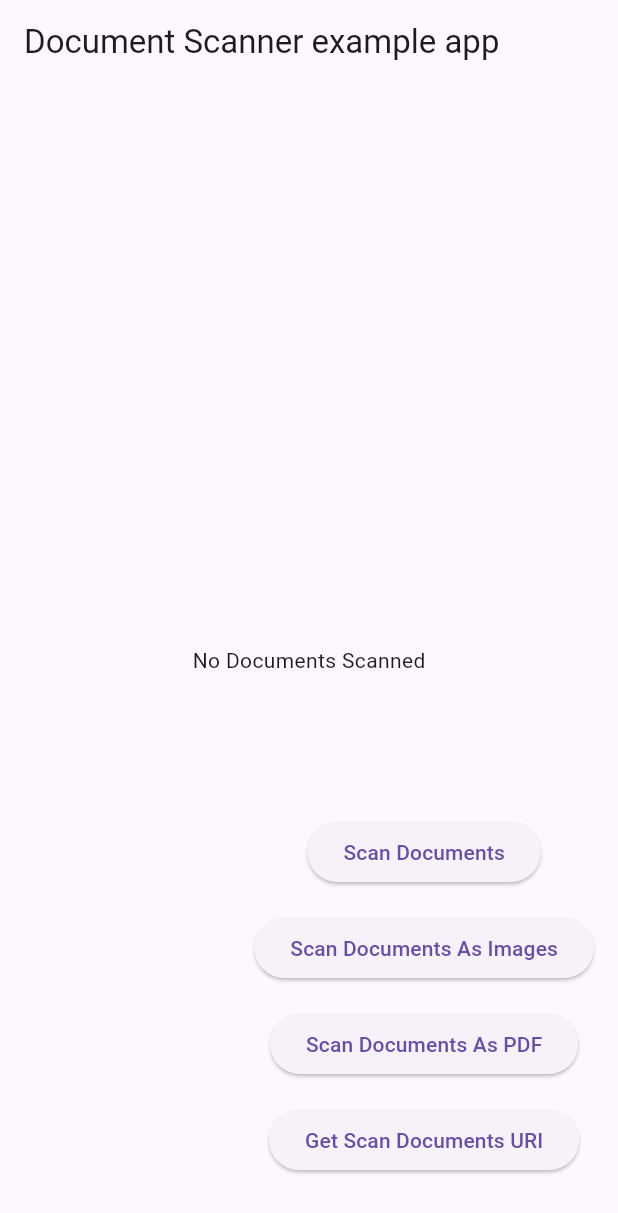
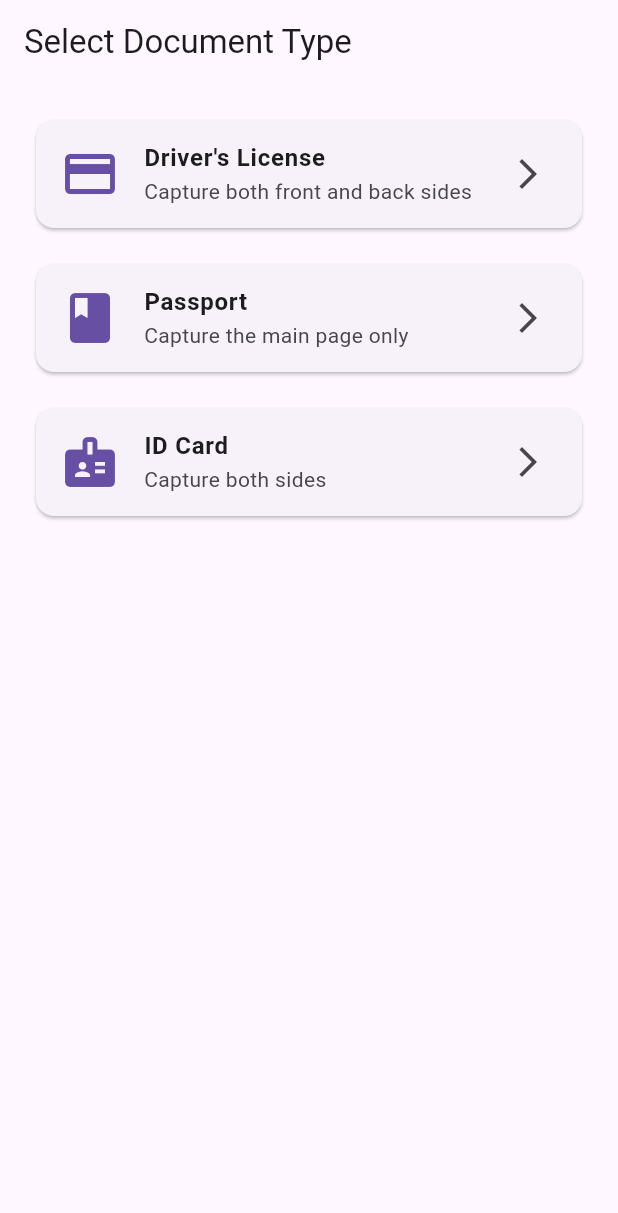
Before and after one commit to Le-atuan/upload-images-feature-app, a Flutter app: the screen it shows after launch, on a phone screen of 412 x 824 dp. Shown: the top 1213 px of the screen. Run offline on Flutter 3.47's test engine with Material 3 defaults, Android fonts, the phone set to English and light mode, and no system bars; missing offline and left inert: document_camera_frame.

Commit message:
chụp ảnh với thư viện document_camera_frame

```diff
--- a/lib/main.dart
+++ b/lib/main.dart
@@ -1,150 +1,232 @@
+import 'package:document_camera_frame/document_camera_frame.dart';
 import 'package:flutter/material.dart';
-import 'package:flutter/services.dart';
-import 'package:flutter_doc_scanner/flutter_doc_scanner.dart';
 
-
-Future<void> main() async {
+void main() {
   runApp(const MyApp());
 }
 
-class MyApp extends StatefulWidget {
+class MyApp extends StatelessWidget {
   const MyApp({super.key});
-
-  @override
-  State<MyApp> createState() => _MyAppState();
-}
-
-class _MyAppState extends State<MyApp> {
-  dynamic _scannedDocuments;
-
-  Future<void> scanDocument() async {
-    dynamic scannedDocuments;
-    try {
-      scannedDocuments =
-          await FlutterDocScanner().getScanDocuments(page: 4) ??
-          'Unknown platform documents';
-    } on PlatformException {
-      scannedDocuments = 'Failed to get scanned documents.';
-    }
-    print(scannedDocuments.toString());
-    if (!mounted) return;
-    setState(() {
-      _scannedDocuments = scannedDocuments;
-    });
-  }
-
-  Future<void> scanDocumentAsImages() async {
-    dynamic scannedDocuments;
-    try {
-      scannedDocuments =
-          await FlutterDocScanner().getScannedDocumentAsImages(page: 4) ??
-          'Unknown platform documents';
-    } on PlatformException {
-      scannedDocuments = 'Failed to get scanned documents.';
-    }
-    print(scannedDocuments.toString());
-    if (!mounted) return;
-    setState(() {
-      _scannedDocuments = scannedDocuments;
-    });
-  }
-
-  Future<void> scanDocumentAsPdf() async {
-    dynamic scannedDocuments;
-    try {
-      scannedDocuments =
-          await FlutterDocScanner().getScannedDocumentAsPdf(page: 4) ??
-          'Unknown platform documents';
-    } on PlatformException {
-      scannedDocuments = 'Failed to get scanned documents.';
-    }
-    print(scannedDocuments.toString());
-    if (!mounted) return;
-    setState(() {
-      _scannedDocuments = scannedDocuments;
-    });
-  }
-
-  Future<void> scanDocumentUri() async {
-    //This Feature only supported for Android.
-    dynamic scannedDocuments;
-    try {
-      scannedDocuments =
-          await FlutterDocScanner().getScanDocumentsUri(page: 4) ??
-          'Unknown platform documents';
-    } on PlatformException {
-      scannedDocuments = 'Failed to get scanned documents.';
-    }
-    print(scannedDocuments.toString());
-    if (!mounted) return;
-    setState(() {
-      _scannedDocuments = scannedDocuments;
-    });
-  }
 
   @override
   Widget build(BuildContext context) {
     return MaterialApp(
-      title: 'Document Scanner Example',
-      home: Scaffold(
-        appBar: AppBar(title: const Text('Document Scanner example app')),
-        body: Center(
-          child: SingleChildScrollView(
+      debugShowCheckedModeBanner: false,
+      home: const DocumentTypeSelectionScreen(),
+    );
+  }
+}
+
+/// Example for different document types
+class DocumentTypeSelectionScreen extends StatelessWidget {
+  const DocumentTypeSelectionScreen({super.key});
+
+  @override
+  Widget build(BuildContext context) {
+    return Scaffold(
+      appBar: AppBar(
+        title: const Text('Select Document Type'),
+      ),
+      body: Padding(
+        padding: const EdgeInsets.all(20),
         child: Column(
-              mainAxisAlignment: MainAxisAlignment.center,
           children: [
-                _scannedDocuments != null
-                    ? Text(_scannedDocuments.toString())
-                    : const Text("No Documents Scanned"),
-              ],
+            _buildDocumentTypeCard(
+              context,
+              'Driver\'s License',
+              'Capture both front and back sides',
+              Icons.credit_card,
+              () => _navigateToCamera(context, DocumentType.driverLicense),
             ),
+            const SizedBox(height: 16),
+            _buildDocumentTypeCard(
+              context,
+              'Passport',
+              'Capture the main page only',
+              Icons.book,
+              () => _navigateToCamera(context, DocumentType.passport),
             ),
-        ),
-        floatingActionButton: Padding(
-          padding: const EdgeInsets.only(bottom: 16.0),
-          child: Column(
-            mainAxisAlignment: MainAxisAlignment.end,
-            children: [
-              Padding(
-                padding: const EdgeInsets.symmetric(vertical: 8.0),
-                child: ElevatedButton(
-                  onPressed: () {
-                    scanDocument();
-                  },
-                  child: const Text("Scan Documents"),
-                ),
-              ),
-              Padding(
-                padding: const EdgeInsets.symmetric(vertical: 8.0),
-                child: ElevatedButton(
-                  onPressed: () {
-                    scanDocumentAsImages();
-                  },
-                  child: const Text("Scan Documents As Images"),
-                ),
-              ),
-              Padding(
-                padding: const EdgeInsets.symmetric(vertical: 8.0),
-                child: ElevatedButton(
-                  onPressed: () {
-                    scanDocumentAsPdf();
-                  },
-                  child: const Text("Scan Documents As PDF"),
-                ),
-              ),
-              Padding(
-                padding: const EdgeInsets.symmetric(vertical: 8.0),
-                child: ElevatedButton(
-                  onPressed: () {
-                    scanDocumentUri();
-                  },
-                  child: const Text("Get Scan Documents URI"),
-                ),
+            const SizedBox(height: 16),
+            _buildDocumentTypeCard(
+              context,
+              'ID Card',
+              'Capture both sides',
+              Icons.badge,
+              () => _navigateToCamera(context, DocumentType.idCard),
             ),
           ],
         ),
       ),
+    );
+  }
+
+  Widget _buildDocumentTypeCard(
+    BuildContext context,
+    String title,
+    String subtitle,
+    IconData icon,
+    VoidCallback onTap,
+  ) {
+    return Card(
+      child: ListTile(
+        leading: Icon(icon, size: 40, color: Theme.of(context).primaryColor),
+        title: Text(title, style: const TextStyle(fontWeight: FontWeight.bold)),
+        subtitle: Text(subtitle),
+        trailing: const Icon(Icons.arrow_forward_ios),
+        onTap: onTap,
+      ),
+    );
+  }
+
+  void _navigateToCamera(BuildContext context, DocumentType documentType) {
+    Navigator.push(
+      context,
+      MaterialPageRoute(
+        builder: (context) =>
+            _buildCameraForDocumentType(context, documentType),
+      ),
+    );
+  }
+
+  Widget _buildCameraForDocumentType(
+      BuildContext context, DocumentType documentType) {
+    switch (documentType) {
+      case DocumentType.driverLicense:
+        return DocumentCameraFrame(
+          frameWidth: 320,
+          frameHeight: 200,
+          titleStyle: const DocumentCameraTitleStyle(
+            frontSideTitle: Text('Scan Front of License',
+                style: TextStyle(color: Colors.white)),
+            backSideTitle: Text('Scan Back of License',
+                style: TextStyle(color: Colors.white)),
+          ),
+          requireBothSides: true,
+          enableAutoCapture: true,
+          // Callbacks
+          onFrontCaptured: (imagePath) {
+            debugPrint('Front side captured: $imagePath');
+            // You can perform additional actions here
+            // such as uploading to server, saving locally, etc.
+          },
+
+          onBackCaptured: (imagePath) {
+            debugPrint('Back side captured: $imagePath');
+            // You can perform additional actions here
+          },
+
+          onBothSidesSaved: (documentData) {
+            debugPrint('Document capture completed!');
+            debugPrint('Front: ${documentData.frontImagePath}');
+            debugPrint('Back: ${documentData.backImagePath}');
+            debugPrint('Is complete: ${documentData.isComplete}');
+
+            // Navigate to next screen or process the captured document
+            _handleDocumentSaved(context, documentData);
+          },
+        );
+
+      case DocumentType.passport:
+        return DocumentCameraFrame(
+          frameWidth: 300,
+          frameHeight: 450,
+          titleStyle: const DocumentCameraTitleStyle(
+            title: Text('Scan Passport', style: TextStyle(color: Colors.white)),
+          ),
+          buttonStyle: const DocumentCameraButtonStyle(
+            actionButtonHeight: 40,
+          ),
+          sideIndicatorStyle: const DocumentCameraSideIndicatorStyle(
+            showSideIndicator: false,
+          ),
+          instructionStyle: const DocumentCameraInstructionStyle(
+            frontSideInstruction:
+                "Position the main page of your passport within the frame",
+          ),
+          requireBothSides: false,
+          enableAutoCapture: false,
+          onBothSidesSaved: (data) {
+            debugPrint('Passport captured');
+            Navigator.of(context).pop();
+          },
+        );
+
+      case DocumentType.idCard:
+        return DocumentCameraFrame(
+          frameWidth: 320,
+          frameHeight: 200,
+          titleStyle: const DocumentCameraTitleStyle(
+            frontSideTitle:
+                Text('Scan Front of ID', style: TextStyle(color: Colors.white)),
+            backSideTitle:
+                Text('Scan Back of ID', style: TextStyle(color: Colors.white)),
+          ),
+          sideIndicatorStyle: const DocumentCameraSideIndicatorStyle(
+            showSideIndicator: false,
+          ),
+          requireBothSides: true,
+          enableAutoCapture: true,
+          onBothSidesSaved: (documentData) {
+            // Handle the saved document
+            _processDocument(context, documentData);
+            Navigator.of(context).pop();
+          },
+        );
+    }
+  }
+
+  void _handleDocumentSaved(
+      BuildContext context, DocumentCaptureData documentData) {
+    // Show success dialog
+    showDialog(
+      context: context,
+      builder: (context) => AlertDialog(
+        title: const Text('Document Captured Successfully'),
+        content: Column(
+          mainAxisSize: MainAxisSize.min,
+          crossAxisAlignment: CrossAxisAlignment.start,
+          children: [
+            const Text('Your document has been captured successfully.'),
+            const SizedBox(height: 10),
+            Text(
+                'Front side: ${documentData.frontImagePath != null ? "✓" : "✗"}'),
+            Text(
+                'Back side: ${documentData.backImagePath != null ? "✓" : "✗"}'),
+          ],
+        ),
+        actions: [
+          TextButton(
+            onPressed: () {
+              Navigator.of(context).pop(); // Close dialog
+              Navigator.of(context).pop(); // Go back to previous screen
+            },
+            child: const Text('OK'),
+          ),
+        ],
+      ),
+    );
+  }
+
+  static void _processDocument(
+      BuildContext context, DocumentCaptureData documentData) {
+    // Process the captured document data
+    final hasBackSide = documentData.backImagePath != null;
+
+    ScaffoldMessenger.of(context).showSnackBar(
+      SnackBar(
+        content: Text(
+          hasBackSide
+              ? 'Document captured with both sides!'
+              : 'Document captured (front side only)',
+        ),
+        backgroundColor: Colors.green,
       ),
     );
   }
 }
+
+enum DocumentType {
+  driverLicense,
+  passport,
+  idCard,
+}
--- a/pubspec.yaml
+++ b/pubspec.yaml
@@ -42,6 +42,7 @@ dependencies:
   pdf: ^3.11.3
   dio: ^5.9.2
   permission_handler: ^12.0.3
+  document_camera_frame: ^2.0.4
 
 dev_dependencies:
   flutter_test:
```
Also changed, not shown: pubspec.lock, 2 other files. Lines whose indentation alone changed are shown as unchanged.
